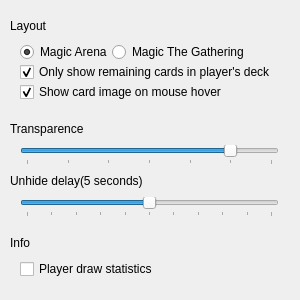
Old version of the form src/ui/taboverlay.ui in the repository HearthSim/LotusTracker.
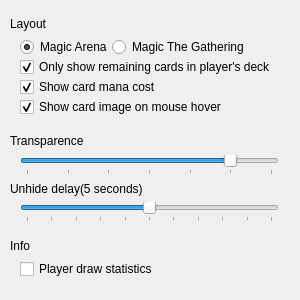
New version of the form.

Commit message: Add show card mana overlay option

```diff
--- a/src/ui/taboverlay.ui
+++ b/src/ui/taboverlay.ui
@@ -458,6 +458,52 @@
      </property>
     </spacer>
    </item>
+   <item row="5" column="0">
+    <layout class="QHBoxLayout" name="horizontalLayout_2">
+     <item>
+      <spacer name="horizontalSpacer">
+       <property name="orientation">
+        <enum>Qt::Horizontal</enum>
+       </property>
+       <property name="sizeType">
+        <enum>QSizePolicy::Fixed</enum>
+       </property>
+       <property name="sizeHint" stdset="0">
+        <size>
+         <width>10</width>
+         <height>20</height>
+        </size>
+       </property>
+      </spacer>
+     </item>
+     <item>
+      <widget class="QCheckBox" name="cbShowCardManaCost">
+       <property name="text">
+        <string>Show card mana cost</string>
+       </property>
+       <property name="checked">
+        <bool>true</bool>
+       </property>
+      </widget>
+     </item>
+     <item>
+      <spacer name="horizontalSpacer_3">
+       <property name="orientation">
+        <enum>Qt::Horizontal</enum>
+       </property>
+       <property name="sizeType">
+        <enum>QSizePolicy::Fixed</enum>
+       </property>
+       <property name="sizeHint" stdset="0">
+        <size>
+         <width>10</width>
+         <height>20</height>
+        </size>
+       </property>
+      </spacer>
+     </item>
+    </layout>
+   </item>
   </layout>
  </widget>
  <resources/>
```
The commit also changes 8 other files.
